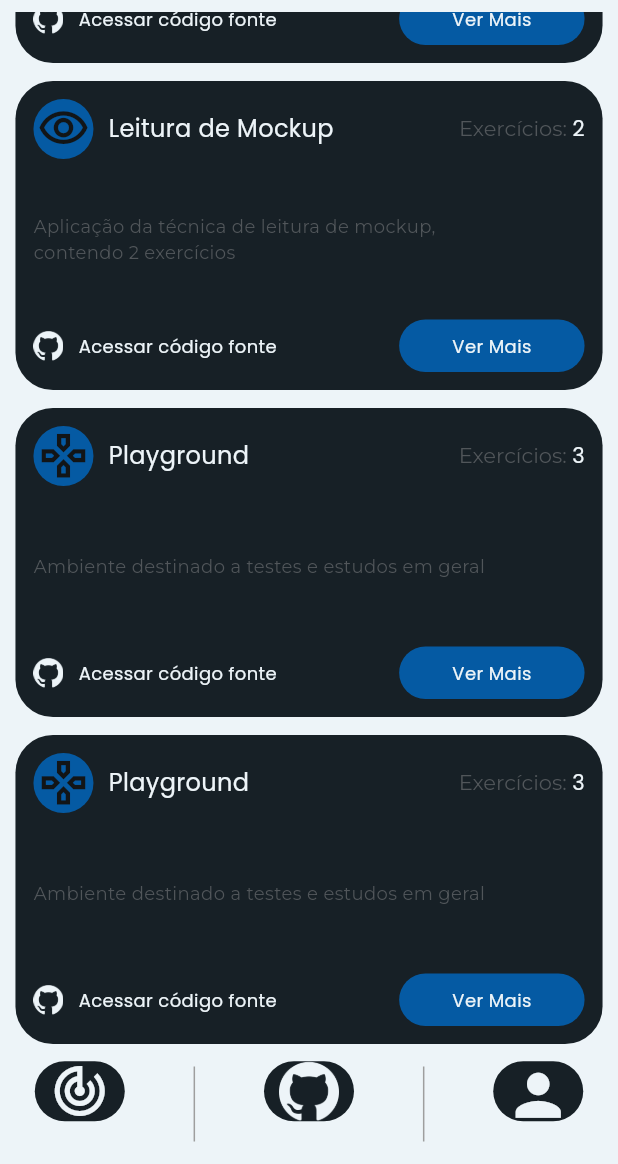
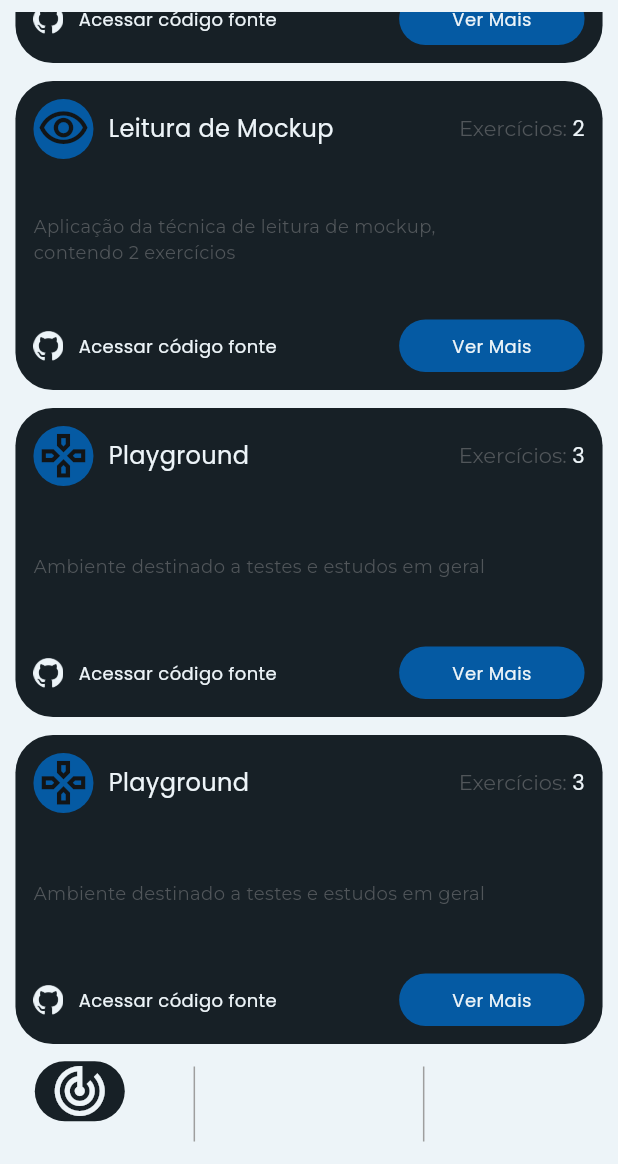
Before and after one commit to zanelladev/masterclass_flutterando_app, a Flutter app: the screen it shows after launch, scrolled down 184 dp, after a tap on the "track changes" icon, on a phone screen of 412 x 824 dp, the part 72-1236 px from its top. Run offline on Flutter 3.47's test engine with Material 2 defaults, Android fonts, the phone set to English and light mode, and no system bars; our stand-ins replace flutter_modular, google_fonts.

Commit message:
feat: funcional nav bar

```diff
--- a/app/lib/src/app_module.dart
+++ b/app/lib/src/app_module.dart
@@ -7,5 +7,6 @@ class AppModule extends Module {
   List<ModularRoute> get routes => [
         ModuleRoute(Modular.initialRoute, module: SplashModule()),
         ModuleRoute('/home', module: HomeModule()),
+        ModuleRoute('/splash', module: SplashModule()),
       ];
 }
--- a/app/lib/src/pages/home/ui/home_page.dart
+++ b/app/lib/src/pages/home/ui/home_page.dart
@@ -27,7 +27,7 @@ class _HomePageState extends State<HomePage> {
           );
         },
       ),
-      bottomNavigationBar: CustomNavigator(),
+      bottomNavigationBar: CustomNavigator(pageIndex: 1),
     );
   }
 }
--- a/design_system/lib/src/widgets/navigation_bar/navigation_bar.dart
+++ b/design_system/lib/src/widgets/navigation_bar/navigation_bar.dart
@@ -1,15 +1,27 @@
 import 'package:flutter/material.dart';
-
+import 'package:flutter_modular/flutter_modular.dart';
 import '../../../design_system.dart';
 
 class CustomNavigator extends StatefulWidget {
-  const CustomNavigator({super.key});
+  final int pageIndex;
+  const CustomNavigator({
+    super.key,
+    required this.pageIndex,
+  });
 
   @override
   State<CustomNavigator> createState() => _CustomNavigatorState();
 }
 
 class _CustomNavigatorState extends State<CustomNavigator> {
+  int pageIndex = 1;
+
+  @override
+  void initState() {
+    super.initState();
+    pageIndex = widget.pageIndex;
+  }
+
   @override
   Widget build(BuildContext context) {
     final theme = Theme.of(context);
@@ -26,12 +38,21 @@ class _CustomNavigatorState extends State<CustomNavigator> {
               children: [
                 Center(
                   child: IconButton(
-                    onPressed: () {},
+                    onPressed: () {
+                      if (pageIndex != 1) {
+                        Modular.to.pushNamed('/splash/', arguments: '1');
+                      }
+                      setState(() {
+                        pageIndex = 1;
+                      });
+                    },
                     icon: Container(
                       width: 60,
                       height: 40,
                       decoration: BoxDecoration(
-                        color: theme.colorScheme.surfaceVariant,
+                        color: pageIndex == 1
+                            ? theme.colorScheme.surfaceVariant
+                            : const Color.fromARGB(0, 255, 255, 255),
                         borderRadius: BorderRadius.circular(40),
                       ),
                       child: Icon(
@@ -59,12 +80,21 @@ class _CustomNavigatorState extends State<CustomNavigator> {
               children: [
                 Center(
                   child: IconButton(
-                    onPressed: () {},
+                    onPressed: () {
+                      if (pageIndex != 2) {
+                        Modular.to.pushNamed('/splash/', arguments: '1');
+                      }
+                      setState(() {
+                        pageIndex = 2;
+                      });
+                    },
                     icon: Container(
                       width: 60,
                       height: 40,
                       decoration: BoxDecoration(
-                        color: theme.colorScheme.surfaceVariant,
+                        color: pageIndex == 2
+                            ? theme.colorScheme.surfaceVariant
+                            : const Color.fromARGB(0, 255, 255, 255),
                         borderRadius: BorderRadius.circular(40),
                       ),
                       child: Image.asset(
@@ -91,12 +121,21 @@ class _CustomNavigatorState extends State<CustomNavigator> {
               mainAxisAlignment: MainAxisAlignment.center,
               children: [
                 IconButton(
-                  onPressed: () {},
+                  onPressed: () {
+                    setState(() {
+                      if (pageIndex != 3) {
+                        Modular.to.pushNamed('/splash/', arguments: '1');
+                      }
+                      pageIndex = 3;
+                    });
+                  },
                   icon: Container(
                     width: 60,
                     height: 40,
                     decoration: BoxDecoration(
-                      color: theme.colorScheme.surfaceVariant,
+                      color: pageIndex == 3
+                          ? theme.colorScheme.surfaceVariant
+                          : const Color.fromARGB(0, 255, 255, 255),
                       borderRadius: BorderRadius.circular(40),
                     ),
                     child: Icon(
--- a/design_system/pubspec.yaml
+++ b/design_system/pubspec.yaml
@@ -12,6 +12,7 @@ dependencies:
   flutter:
     sdk: flutter
 
+  flutter_modular: ^5.0.3
 
   google_fonts: ^5.1.0
 
```
Also changed, not shown: 1 other file.
